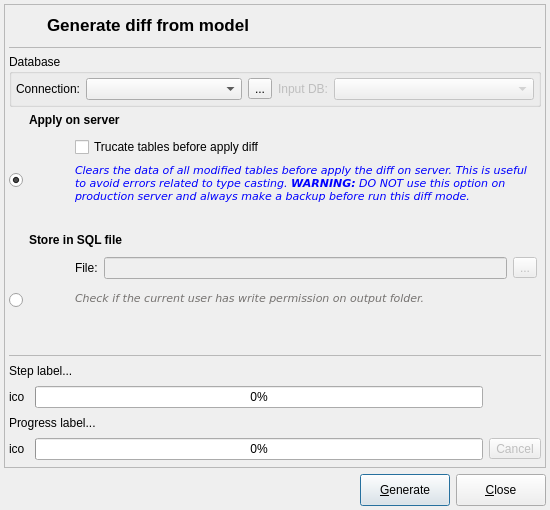
The window that libpgmodeler_ui/ui/modeldatabasediffform.ui (pgmodeler/pgmodeler) describes before a commit, drawn with Qt 5.
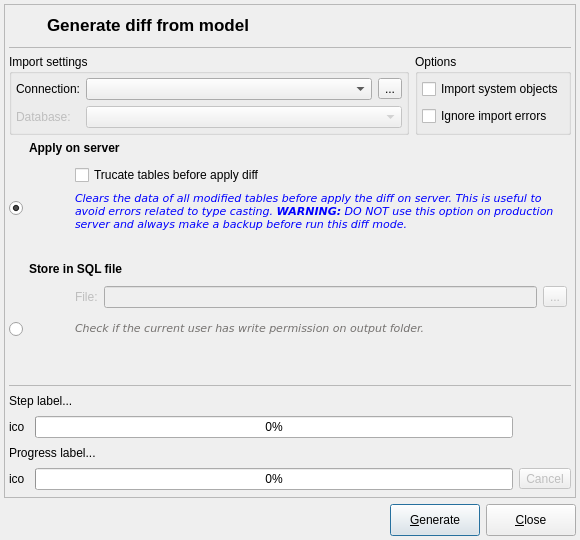
The same window after the commit. Icons and pictures are not drawn.

Diff of the .ui file:
```diff
--- a/libpgmodeler_ui/ui/modeldatabasediffform.ui
+++ b/libpgmodeler_ui/ui/modeldatabasediffform.ui
@@ -9,26 +9,26 @@
    <rect>
     <x>0</x>
     <y>0</y>
-    <width>550</width>
-    <height>510</height>
+    <width>580</width>
+    <height>540</height>
    </rect>
   </property>
   <property name="sizePolicy">
-   <sizepolicy hsizetype="Fixed" vsizetype="Expanding">
+   <sizepolicy hsizetype="Fixed" vsizetype="Fixed">
     <horstretch>0</horstretch>
     <verstretch>0</verstretch>
    </sizepolicy>
   </property>
   <property name="minimumSize">
    <size>
-    <width>550</width>
-    <height>510</height>
+    <width>580</width>
+    <height>540</height>
    </size>
   </property>
   <property name="maximumSize">
    <size>
-    <width>16777215</width>
-    <height>510</height>
+    <width>580</width>
+    <height>540</height>
    </size>
   </property>
   <property name="windowTitle">
@@ -51,6 +51,9 @@
    <property name="bottomMargin">
     <number>4</number>
    </property>
+   <property name="verticalSpacing">
+    <number>6</number>
+   </property>
    <item row="0" column="0" colspan="3">
     <widget class="QFrame" name="frame">
      <property name="enabled">
@@ -68,7 +71,7 @@
      <property name="frameShadow">
       <enum>QFrame::Raised</enum>
      </property>
-     <layout class="QVBoxLayout" name="verticalLayout">
+     <layout class="QGridLayout" name="gridLayout_8">
       <property name="leftMargin">
        <number>4</number>
       </property>
@@ -81,59 +84,7 @@
       <property name="bottomMargin">
        <number>4</number>
       </property>
-      <item>
-       <layout class="QHBoxLayout" name="horizontalLayout">
-        <item>
-         <widget class="QLabel" name="label_2">
-          <property name="sizePolicy">
-           <sizepolicy hsizetype="Fixed" vsizetype="Fixed">
-            <horstretch>0</horstretch>
-            <verstretch>0</verstretch>
-           </sizepolicy>
-          </property>
-          <property name="minimumSize">
-           <size>
-            <width>32</width>
-            <height>32</height>
-           </size>
-          </property>
-          <property name="maximumSize">
-           <size>
-            <width>32</width>
-            <height>32</height>
-           </size>
-          </property>
-          <property name="text">
-           <string/>
-          </property>
-          <property name="pixmap">
-           <pixmap resource="../res/resources.qrc">:/icones/icones/sync.png</pixmap>
-          </property>
-         </widget>
-        </item>
-        <item>
-         <widget class="QLabel" name="title_lbl">
-          <property name="sizePolicy">
-           <sizepolicy hsizetype="Preferred" vsizetype="Fixed">
-            <horstretch>0</horstretch>
-            <verstretch>0</verstretch>
-           </sizepolicy>
-          </property>
-          <property name="font">
-           <font>
-            <pointsize>13</pointsize>
-            <weight>75</weight>
-            <bold>true</bold>
-           </font>
-          </property>
-          <property name="text">
-           <string>Generate diff from model</string>
-          </property>
-         </widget>
-        </item>
-       </layout>
-      </item>
-      <item>
+      <item row="1" column="0" colspan="2">
        <widget class="QFrame" name="ln1_frm">
         <property name="minimumSize">
          <size>
@@ -155,7 +106,7 @@
         </property>
        </widget>
       </item>
-      <item>
+      <item row="2" column="0">
        <widget class="QGroupBox" name="groupBox">
         <property name="minimumSize">
          <size>
@@ -164,9 +115,9 @@
          </size>
         </property>
         <property name="title">
-         <string>Database</string>
+         <string>Import settings</string>
         </property>
-        <layout class="QHBoxLayout" name="horizontalLayout_4">
+        <layout class="QGridLayout" name="gridLayout_7">
          <property name="leftMargin">
           <number>4</number>
          </property>
@@ -179,15 +130,15 @@
          <property name="bottomMargin">
           <number>4</number>
          </property>
-         <item>
-          <layout class="QHBoxLayout" name="horizontalLayout_2">
-           <item>
-            <widget class="QLabel" name="label_3">
-             <property name="text">
-              <string>Connection:</string>
-             </property>
-            </widget>
-           </item>
+         <item row="0" column="0">
+          <widget class="QLabel" name="connection_lbl">
+           <property name="text">
+            <string>Connection:</string>
+           </property>
+          </widget>
+         </item>
+         <item row="0" column="1">
+          <layout class="QHBoxLayout" name="horizontalLayout_4">
            <item>
             <widget class="QComboBox" name="connections_cmb">
              <property name="sizePolicy">
@@ -220,40 +171,95 @@
            </item>
           </layout>
          </item>
+         <item row="1" column="0">
+          <widget class="QLabel" name="database_lbl">
+           <property name="enabled">
+            <bool>false</bool>
+           </property>
+           <property name="text">
+            <string>Database:</string>
+           </property>
+           <property name="indent">
+            <number>-1</number>
+           </property>
+          </widget>
+         </item>
+         <item row="1" column="1">
+          <widget class="QComboBox" name="database_cmb">
+           <property name="enabled">
+            <bool>false</bool>
+           </property>
+           <property name="sizePolicy">
+            <sizepolicy hsizetype="Expanding" vsizetype="Fixed">
+             <horstretch>0</horstretch>
+             <verstretch>0</verstretch>
+            </sizepolicy>
+           </property>
+           <property name="iconSize">
+            <size>
+             <width>20</width>
+             <height>20</height>
+            </size>
+           </property>
+          </widget>
+         </item>
+        </layout>
+       </widget>
+      </item>
+      <item row="2" column="1">
+       <widget class="QGroupBox" name="groupBox_2">
+        <property name="title">
+         <string>Options</string>
+        </property>
+        <layout class="QVBoxLayout" name="verticalLayout">
+         <property name="leftMargin">
+          <number>4</number>
+         </property>
+         <property name="topMargin">
+          <number>4</number>
+         </property>
+         <property name="rightMargin">
+          <number>4</number>
+         </property>
+         <property name="bottomMargin">
+          <number>4</number>
+         </property>
          <item>
-          <layout class="QHBoxLayout" name="horizontalLayout_3">
-           <item>
-            <widget class="QLabel" name="label_4">
-             <property name="enabled">
-              <bool>false</bool>
-             </property>
-             <property name="text">
-              <string>Input DB:</string>
-             </property>
-            </widget>
-           </item>
-           <item>
-            <widget class="QComboBox" name="comboBox">
-             <property name="enabled">
-              <bool>false</bool>
-             </property>
-             <property name="sizePolicy">
-              <sizepolicy hsizetype="Expanding" vsizetype="Fixed">
-               <horstretch>0</horstretch>
-               <verstretch>0</verstretch>
-              </sizepolicy>
-             </property>
-            </widget>
-           </item>
-          </layout>
+          <widget class="QCheckBox" name="import_sys_objs_chk">
+           <property name="sizePolicy">
+            <sizepolicy hsizetype="Preferred" vsizetype="Fixed">
+             <horstretch>0</horstretch>
+             <verstretch>0</verstretch>
+            </sizepolicy>
+           </property>
+           <property name="text">
+            <string>Import system objects</string>
+           </property>
+          </widget>
          </item>
+         <item>
+          <widget class="QCheckBox" name="ignore_errors_chk">
+           <property name="sizePolicy">
+            <sizepolicy hsizetype="Minimum" vsizetype="Fixed">
+             <horstretch>0</horstretch>
+             <verstretch>0</verstretch>
+            </sizepolicy>
+           </property>
+           <property name="text">
+            <string>Ignore import errors</string>
+           </property>
+          </widget>
+         </item>
         </layout>
        </widget>
       </item>
-      <item>
+      <item row="3" column="0" colspan="2">
        <layout class="QGridLayout" name="gridLayout_4">
         <item row="1" column="1">
-         <widget class="QWidget" name="widget_2" native="true">
+         <widget class="QWidget" name="apply_on_server_wgt" native="true">
+          <property name="enabled">
+           <bool>true</bool>
+          </property>
           <layout class="QGridLayout" name="gridLayout_2">
            <property name="leftMargin">
             <number>4</number>
@@ -269,9 +275,6 @@
            </property>
            <item row="0" column="0" rowspan="2">
             <widget class="QLabel" name="modelo_sgbd">
-             <property name="enabled">
-              <bool>true</bool>
-             </property>
              <property name="sizePolicy">
               <sizepolicy hsizetype="Fixed" vsizetype="Fixed">
                <horstretch>0</horstretch>
@@ -305,10 +308,7 @@
             </widget>
            </item>
            <item row="0" column="1">
-            <widget class="QCheckBox" name="ignore_dup_chk">
-             <property name="enabled">
-              <bool>true</bool>
-             </property>
+            <widget class="QCheckBox" name="trunc_tables_chk">
              <property name="sizePolicy">
               <sizepolicy hsizetype="Expanding" vsizetype="Fixed">
                <horstretch>0</horstretch>
@@ -321,10 +321,7 @@
             </widget>
            </item>
            <item row="1" column="1">
-            <widget class="QLabel" name="hint3_lbl">
-             <property name="enabled">
-              <bool>true</bool>
-             </property>
+            <widget class="QLabel" name="hint1_lbl">
              <property name="sizePolicy">
               <sizepolicy hsizetype="Preferred" vsizetype="Expanding">
                <horstretch>0</horstretch>
@@ -427,7 +424,7 @@
         </item>
        </layout>
       </item>
-      <item>
+      <item row="4" column="0" colspan="2">
        <layout class="QGridLayout" name="gridLayout_5">
         <item row="0" column="1">
          <widget class="QLabel" name="export_to_file_lbl">
@@ -443,7 +440,10 @@
          </widget>
         </item>
         <item row="1" column="1">
-         <widget class="QWidget" name="widget" native="true">
+         <widget class="QWidget" name="store_in_file_wgt" native="true">
+          <property name="enabled">
+           <bool>false</bool>
+          </property>
           <layout class="QGridLayout" name="gridLayout">
            <property name="leftMargin">
             <number>4</number>
@@ -566,6 +566,9 @@
            </item>
            <item row="0" column="1">
             <widget class="QLabel" name="file_lbl">
+             <property name="enabled">
+              <bool>false</bool>
+             </property>
              <property name="sizePolicy">
               <sizepolicy hsizetype="Preferred" vsizetype="Fixed">
                <horstretch>0</horstretch>
@@ -633,8 +636,8 @@
         </item>
        </layout>
       </item>
-      <item>
-       <widget class="QWidget" name="widget_3" native="true">
+      <item row="5" column="0" colspan="2">
+       <widget class="QWidget" name="progress_parent_wgt" native="true">
         <property name="sizePolicy">
          <sizepolicy hsizetype="Preferred" vsizetype="Preferred">
           <horstretch>0</horstretch>
@@ -804,6 +807,58 @@
         </layout>
        </widget>
       </item>
+      <item row="0" column="0" colspan="2">
+       <layout class="QHBoxLayout" name="horizontalLayout">
+        <item>
+         <widget class="QLabel" name="label_2">
+          <property name="sizePolicy">
+           <sizepolicy hsizetype="Fixed" vsizetype="Fixed">
+            <horstretch>0</horstretch>
+            <verstretch>0</verstretch>
+           </sizepolicy>
+          </property>
+          <property name="minimumSize">
+           <size>
+            <width>32</width>
+            <height>32</height>
+           </size>
+          </property>
+          <property name="maximumSize">
+           <size>
+            <width>32</width>
+            <height>32</height>
+           </size>
+          </property>
+          <property name="text">
+           <string/>
+          </property>
+          <property name="pixmap">
+           <pixmap resource="../res/resources.qrc">:/icones/icones/sync.png</pixmap>
+          </property>
+         </widget>
+        </item>
+        <item>
+         <widget class="QLabel" name="title_lbl">
+          <property name="sizePolicy">
+           <sizepolicy hsizetype="Preferred" vsizetype="Fixed">
+            <horstretch>0</horstretch>
+            <verstretch>0</verstretch>
+           </sizepolicy>
+          </property>
+          <property name="font">
+           <font>
+            <pointsize>13</pointsize>
+            <weight>75</weight>
+            <bold>true</bold>
+           </font>
+          </property>
+          <property name="text">
+           <string>Generate diff from model</string>
+          </property>
+         </widget>
+        </item>
+       </layout>
+      </item>
      </layout>
      <zorder>ln1_frm</zorder>
      <zorder>widget_3</zorder>
@@ -836,13 +891,7 @@
    <item row="1" column="2">
     <layout class="QHBoxLayout" name="horizontalLayout_10">
      <item>
-      <widget class="QPushButton" name="export_btn">
-       <property name="sizePolicy">
-        <sizepolicy hsizetype="Preferred" vsizetype="Fixed">
-         <horstretch>0</horstretch>
-         <verstretch>0</verstretch>
-        </sizepolicy>
-       </property>
+      <widget class="QPushButton" name="generate_btn">
        <property name="minimumSize">
         <size>
          <width>90</width>
```
Left out of the diff: 22 changed lines with no effect on the pictures.
